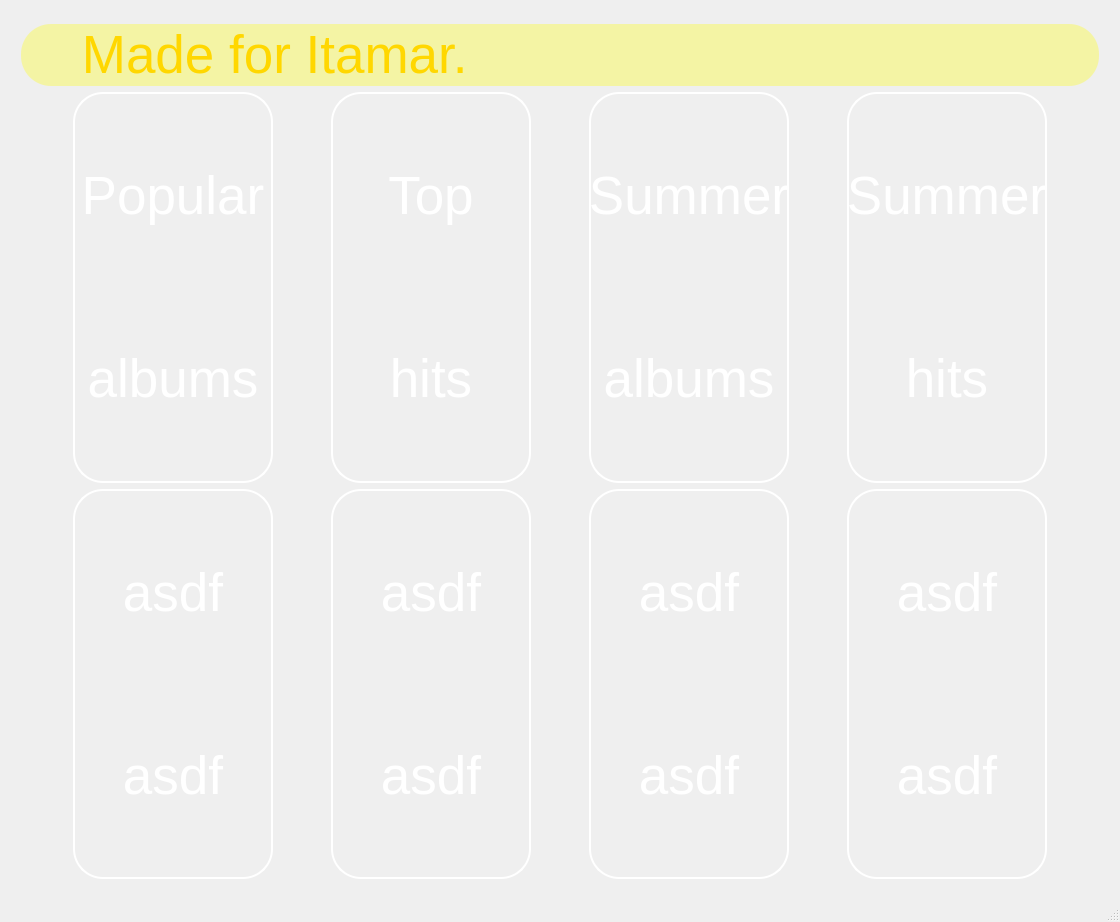
The window that ui/search_page/search_page.ui (incremen/CyberMusicStreaming) describes before a commit, drawn with Qt 5.
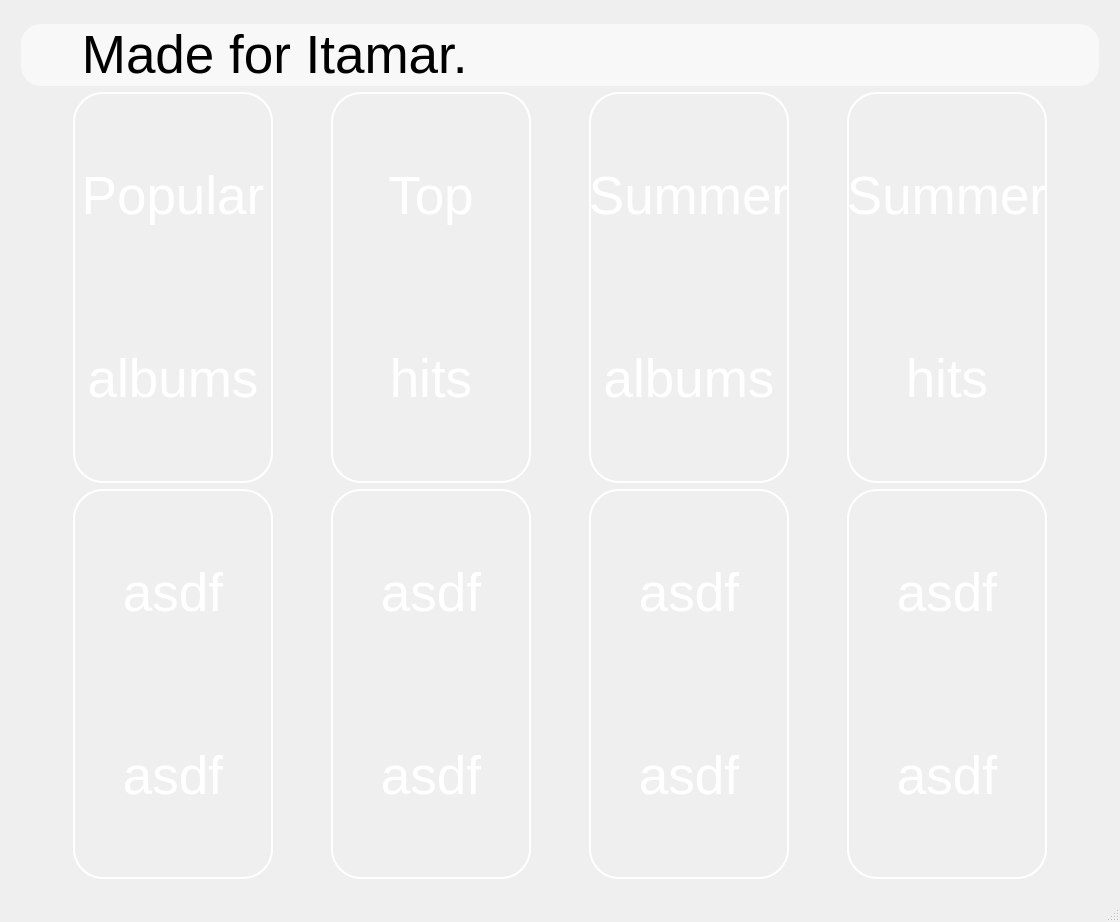
The same window after the commit. Icons and pictures are not drawn.

Commit message: updated login page a lot

What changed in the file:
```diff
--- a/ui/search_page/search_page.ui
+++ b/ui/search_page/search_page.ui
@@ -63,11 +63,9 @@
          </property>
          <property name="styleSheet">
           <string notr="true">QLineEdit {
- border: 2px solid gold;
- background-color: rgba(255, 255, 0, 80); 
- color: gold;
-border: none;
-border-radius:30px;
+ background-color: rgba(255, 255, 255, 150); 
+ color: black;
+border-radius:20px;
 }
 
 
```
Left out of the diff: 2 changed lines with no effect on the pictures. The commit also changes 2 other files.
